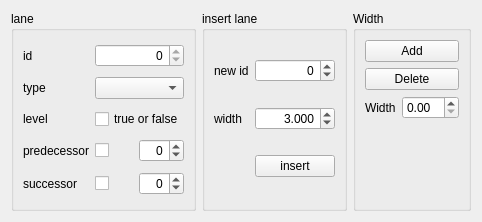
Above: src/OpenCOVER/DrivingSim/oddlot/src/settings/widgets/lanesettings.ui from hlrs-vis/covise before the change. Below: the same form after it.
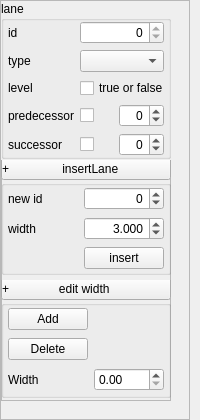
That is the form after the change.

```diff
--- a/src/OpenCOVER/DrivingSim/oddlot/src/settings/widgets/lanesettings.ui
+++ b/src/OpenCOVER/DrivingSim/oddlot/src/settings/widgets/lanesettings.ui
@@ -6,87 +6,107 @@
    <rect>
     <x>0</x>
     <y>0</y>
-    <width>449</width>
-    <height>220</height>
+    <width>200</width>
+    <height>420</height>
    </rect>
   </property>
+  <property name="minimumSize">
+   <size>
+    <width>0</width>
+    <height>152</height>
+   </size>
+  </property>
   <property name="windowTitle">
    <string>Form</string>
   </property>
   <layout class="QVBoxLayout" name="verticalLayout_2">
+   <property name="leftMargin">
+    <number>0</number>
+   </property>
+   <property name="topMargin">
+    <number>0</number>
+   </property>
+   <property name="rightMargin">
+    <number>0</number>
+   </property>
+   <property name="bottomMargin">
+    <number>0</number>
+   </property>
    <item>
-    <layout class="QGridLayout" name="gridLayout_4">
-     <item row="0" column="1">
-      <widget class="QGroupBox" name="groupBox_2">
-       <property name="title">
-        <string>insert lane</string>
-       </property>
-       <layout class="QGridLayout" name="gridLayout_3">
-        <item row="2" column="0">
-         <widget class="QLabel" name="widthLabel">
-          <property name="text">
-           <string>width</string>
-          </property>
-         </widget>
-        </item>
-        <item row="0" column="1">
-         <widget class="QSpinBox" name="newIdBox">
-          <property name="alignment">
-           <set>Qt::AlignRight|Qt::AlignTrailing|Qt::AlignVCenter</set>
-          </property>
-          <property name="readOnly">
-           <bool>false</bool>
-          </property>
-          <property name="minimum">
-           <number>-99</number>
-          </property>
-         </widget>
-        </item>
-        <item row="3" column="1">
-         <widget class="QPushButton" name="addButton">
-          <property name="text">
-           <string>insert</string>
-          </property>
-         </widget>
-        </item>
-        <item row="0" column="0">
-         <widget class="QLabel" name="newIdLabel">
-          <property name="text">
-           <string>new id</string>
-          </property>
-         </widget>
-        </item>
-        <item row="2" column="1">
-         <widget class="QDoubleSpinBox" name="widthBox">
-          <property name="alignment">
-           <set>Qt::AlignRight|Qt::AlignTrailing|Qt::AlignVCenter</set>
-          </property>
-          <property name="readOnly">
-           <bool>false</bool>
-          </property>
-          <property name="decimals">
-           <number>3</number>
-          </property>
-          <property name="minimum">
-           <double>0.001000000000000</double>
-          </property>
-          <property name="singleStep">
-           <double>0.100000000000000</double>
-          </property>
-          <property name="value">
-           <double>3.000000000000000</double>
-          </property>
-         </widget>
-        </item>
-       </layout>
-      </widget>
-     </item>
-     <item row="0" column="0">
+    <widget class="QScrollArea" name="scrollArea">
+     <property name="frameShape">
+      <enum>QFrame::NoFrame</enum>
+     </property>
+     <property name="verticalScrollBarPolicy">
+      <enum>Qt::ScrollBarAsNeeded</enum>
+     </property>
+     <property name="horizontalScrollBarPolicy">
+      <enum>Qt::ScrollBarAlwaysOff</enum>
+     </property>
+     <property name="widgetResizable">
+      <bool>true</bool>
+     </property>
+     <widget class="QWidget" name="scrollAreaWidgetContents">
+      <property name="geometry">
+       <rect>
+        <x>0</x>
+        <y>0</y>
+        <width>200</width>
+        <height>420</height>
+       </rect>
+      </property>
+      <property name="minimumSize">
+       <size>
+        <width>0</width>
+        <height>420</height>
+       </size>
+      </property>
+      <widget class="QFrame" name="frame">
+       <property name="geometry">
+        <rect>
+         <x>0</x>
+         <y>0</y>
+         <width>190</width>
+         <height>420</height>
+        </rect>
+       </property>
+       <property name="frameShape">
+        <enum>QFrame::StyledPanel</enum>
+       </property>
+       <property name="frameShadow">
+        <enum>QFrame::Raised</enum>
+       </property>
       <widget class="QGroupBox" name="groupBox">
+        <property name="geometry">
+         <rect>
+          <x>1</x>
+          <y>1</y>
+          <width>170</width>
+          <height>158</height>
+         </rect>
+        </property>
+        <property name="sizePolicy">
+         <sizepolicy hsizetype="Preferred" vsizetype="Fixed">
+          <horstretch>0</horstretch>
+          <verstretch>0</verstretch>
+         </sizepolicy>
+        </property>
        <property name="title">
         <string>lane</string>
        </property>
        <layout class="QGridLayout" name="gridLayout">
+         <property name="leftMargin">
+          <number>4</number>
+         </property>
+         <property name="topMargin">
+          <number>0</number>
+         </property>
+         <property name="rightMargin">
+          <number>4</number>
+         </property>
+         <property name="bottomMargin">
+          <number>0</number>
+         </property>
         <item row="5" column="1">
          <layout class="QHBoxLayout" name="horizontalLayout">
           <item>
@@ -195,94 +215,228 @@
         </item>
        </layout>
       </widget>
-     </item>
-     <item row="0" column="3">
-      <spacer name="horizontalSpacer">
-       <property name="orientation">
-        <enum>Qt::Horizontal</enum>
-       </property>
-       <property name="sizeHint" stdset="0">
-        <size>
-         <width>212</width>
-         <height>20</height>
-        </size>
-       </property>
-      </spacer>
-     </item>
-     <item row="0" column="2">
-      <widget class="QGroupBox" name="widthGroup">
+       <widget class="QFrame" name="insertFrame">
+        <property name="geometry">
+         <rect>
+          <x>1</x>
+          <y>160</y>
+          <width>170</width>
+          <height>121</height>
+         </rect>
+        </property>
+        <property name="frameShape">
+         <enum>QFrame::StyledPanel</enum>
+        </property>
+        <property name="frameShadow">
+         <enum>QFrame::Raised</enum>
+        </property>
+        <widget class="QGroupBox" name="insertGroupBox">
+         <property name="enabled">
+          <bool>true</bool>
+         </property>
+         <property name="geometry">
+          <rect>
+           <x>0</x>
+           <y>20</y>
+           <width>170</width>
+           <height>95</height>
+          </rect>
+         </property>
+         <property name="title">
+          <string/>
+         </property>
+         <layout class="QGridLayout" name="gridLayout_3">
+          <property name="leftMargin">
+           <number>4</number>
+          </property>
+          <property name="topMargin">
+           <number>0</number>
+          </property>
+          <property name="rightMargin">
+           <number>4</number>
+          </property>
+          <property name="bottomMargin">
+           <number>0</number>
+          </property>
+          <item row="0" column="1">
+           <widget class="QSpinBox" name="newIdBox">
+            <property name="alignment">
+             <set>Qt::AlignRight|Qt::AlignTrailing|Qt::AlignVCenter</set>
+            </property>
+            <property name="readOnly">
+             <bool>false</bool>
+            </property>
+            <property name="minimum">
+             <number>-99</number>
+            </property>
+           </widget>
+          </item>
+          <item row="2" column="0">
+           <widget class="QLabel" name="widthLabel">
+            <property name="text">
+             <string>width</string>
+            </property>
+           </widget>
+          </item>
+          <item row="3" column="1">
+           <widget class="QPushButton" name="addButton">
+            <property name="text">
+             <string>insert</string>
+            </property>
+           </widget>
+          </item>
+          <item row="2" column="1">
+           <widget class="QDoubleSpinBox" name="widthBox">
+            <property name="alignment">
+             <set>Qt::AlignRight|Qt::AlignTrailing|Qt::AlignVCenter</set>
+            </property>
+            <property name="readOnly">
+             <bool>false</bool>
+            </property>
+            <property name="decimals">
+             <number>3</number>
+            </property>
+            <property name="minimum">
+             <double>0.001000000000000</double>
+            </property>
+            <property name="singleStep">
+             <double>0.100000000000000</double>
+            </property>
+            <property name="value">
+             <double>3.000000000000000</double>
+            </property>
+           </widget>
+          </item>
+          <item row="0" column="0">
+           <widget class="QLabel" name="newIdLabel">
+            <property name="text">
+             <string>new id</string>
+            </property>
+           </widget>
+          </item>
+         </layout>
+        </widget>
+        <widget class="QPushButton" name="insertPushButton">
+         <property name="geometry">
+          <rect>
+           <x>0</x>
+           <y>-3</y>
+           <width>170</width>
+           <height>23</height>
+          </rect>
+         </property>
+         <property name="styleSheet">
+          <string notr="true">text-align: left;</string>
+         </property>
+         <property name="text">
+          <string>+                insertLane</string>
+         </property>
+         <property name="checkable">
+          <bool>true</bool>
+         </property>
+        </widget>
+       </widget>
+       <widget class="QFrame" name="editFrame">
+        <property name="geometry">
+         <rect>
+          <x>1</x>
+          <y>280</y>
+          <width>170</width>
+          <height>121</height>
+         </rect>
+        </property>
+        <property name="frameShape">
+         <enum>QFrame::StyledPanel</enum>
+        </property>
+        <property name="frameShadow">
+         <enum>QFrame::Raised</enum>
+        </property>
+        <widget class="QGroupBox" name="widthGroupBox">
+         <property name="geometry">
+          <rect>
+           <x>0</x>
+           <y>20</y>
+           <width>170</width>
+           <height>98</height>
+          </rect>
+         </property>
+         <property name="sizePolicy">
+          <sizepolicy hsizetype="Preferred" vsizetype="Minimum">
+           <horstretch>0</horstretch>
+           <verstretch>0</verstretch>
+          </sizepolicy>
+         </property>
        <property name="minimumSize">
         <size>
          <width>0</width>
-         <height>200</height>
+           <height>0</height>
         </size>
        </property>
        <property name="title">
-        <string>Width</string>
-       </property>
-       <layout class="QHBoxLayout" name="horizontalLayout_3">
-        <item>
-         <layout class="QVBoxLayout" name="verticalLayout">
-          <item>
+          <string/>
+         </property>
+         <layout class="QGridLayout" name="gridLayout_2">
+          <property name="leftMargin">
+           <number>4</number>
+          </property>
+          <property name="topMargin">
+           <number>0</number>
+          </property>
+          <property name="rightMargin">
+           <number>4</number>
+          </property>
+          <property name="bottomMargin">
+           <number>0</number>
+          </property>
+          <item row="0" column="0">
            <widget class="QPushButton" name="addWidthButton">
             <property name="text">
              <string>Add</string>
             </property>
            </widget>
           </item>
-          <item>
-           <widget class="QPushButton" name="pushButton_2">
-            <property name="text">
-             <string>Delete</string>
-            </property>
-           </widget>
-          </item>
-          <item>
-           <layout class="QHBoxLayout" name="horizontalLayout_4">
-            <item>
+          <item row="2" column="0">
              <widget class="QLabel" name="label">
               <property name="text">
                <string>Width</string>
               </property>
              </widget>
             </item>
-            <item>
+          <item row="2" column="1">
              <widget class="QDoubleSpinBox" name="widthSpinBox"/>
             </item>
-           </layout>
-          </item>
-          <item>
-           <spacer name="verticalSpacer_3">
-            <property name="orientation">
-             <enum>Qt::Vertical</enum>
+          <item row="1" column="0">
+           <widget class="QPushButton" name="pushButton_2">
+            <property name="text">
+             <string>Delete</string>
             </property>
-            <property name="sizeHint" stdset="0">
-             <size>
-              <width>20</width>
-              <height>40</height>
-             </size>
-            </property>
-           </spacer>
+           </widget>
           </item>
          </layout>
-        </item>
-        <item>
-         <spacer name="horizontalSpacer_2">
-          <property name="orientation">
-           <enum>Qt::Horizontal</enum>
-          </property>
-          <property name="sizeHint" stdset="0">
-           <size>
-            <width>40</width>
-            <height>20</height>
-           </size>
-          </property>
-         </spacer>
-        </item>
-       </layout>
-      </widget>
-     </item>
-    </layout>
+        </widget>
+        <widget class="QPushButton" name="editPushButton">
+         <property name="geometry">
+          <rect>
+           <x>0</x>
+           <y>-3</y>
+           <width>170</width>
+           <height>23</height>
+          </rect>
+         </property>
+         <property name="styleSheet">
+          <string notr="true">text-align: left</string>
+         </property>
+         <property name="text">
+          <string>+               edit width</string>
+         </property>
+         <property name="checkable">
+          <bool>true</bool>
+         </property>
+        </widget>
+       </widget>
+      </widget>
+     </widget>
+    </widget>
    </item>
   </layout>
  </widget>
```
Lines whose indentation alone changed are shown as unchanged.
